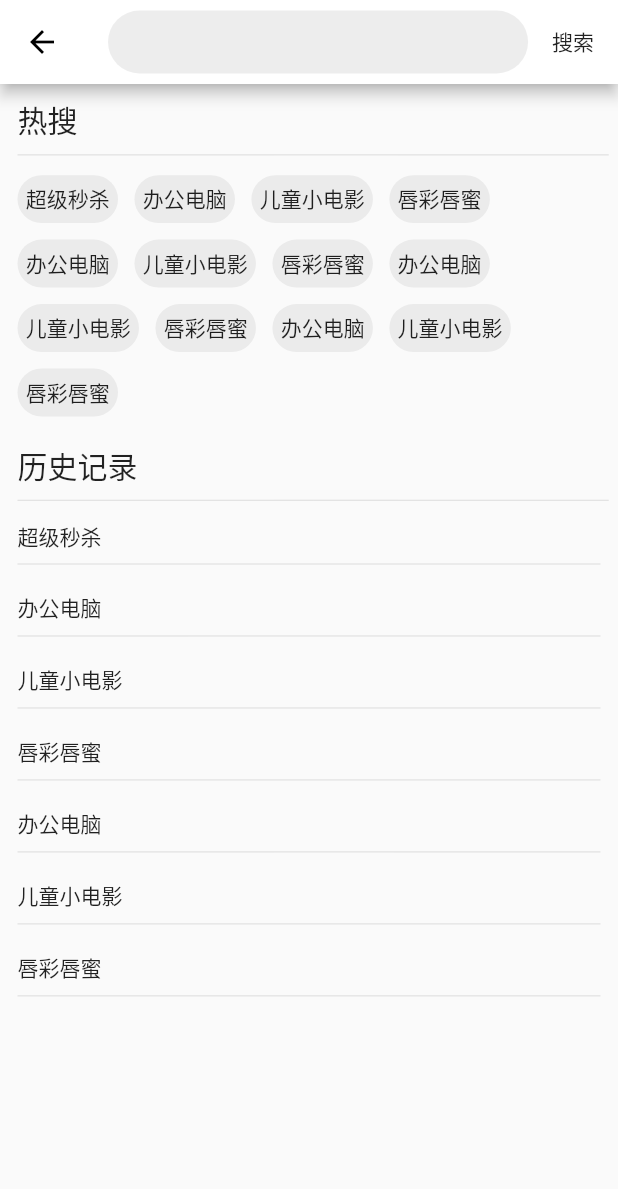
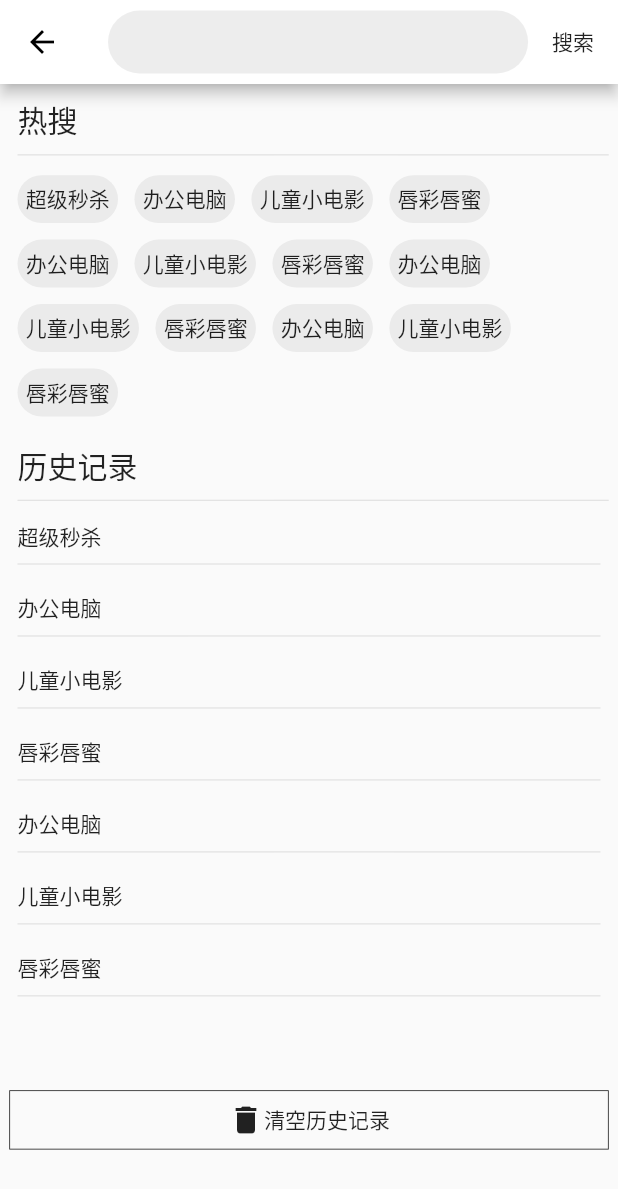
Before and after one commit to karson711/flutter_jdshop, a Flutter app: the SearchPage screen opened directly, after a tap on "搜索", on a phone screen of 412 x 824 dp. Shown: the top 1189 px of the screen. Run offline on Flutter 3.47's test engine with Material 2 defaults, Android fonts, the phone set to English and light mode, and no system bars; our stand-ins replace dio, flutter_screenutil, flutter_swiper; network calls fail; statements that could not run were skipped.

Commit message:
商品列表搜索功能完成

```diff
--- a/lib/pages/SearchPage.dart
+++ b/lib/pages/SearchPage.dart
@@ -34,6 +34,8 @@ class _SearchPageState extends State<SearchPage> {
     '唇彩唇蜜'
   ];
 
+  String _keyWords;
+
   Widget _topTitleWidget(context, title) {
     return Container(
       padding: EdgeInsets.only(left: ScreenAdapter.width(10)),
@@ -65,6 +67,38 @@ class _SearchPageState extends State<SearchPage> {
     );
   }
 
+  //历史记录
+  Widget _historyRecordWidget() {
+    return Container(
+      child: Column(
+        children: this._historyList.map((value) {
+          return Container(
+            padding: EdgeInsets.all(ScreenAdapter.width(10)),
+            child: Column(
+              crossAxisAlignment: CrossAxisAlignment.start,
+              children: <Widget>[Text('$value'), Divider()],
+            ),
+          );
+        }).toList(),
+      ),
+    );
+  }
+
+  //icon和文字组成的按钮
+  Widget _iconTitleWidget(Icon icon, String title) {
+    return Container(
+      padding: EdgeInsets.fromLTRB(20, 0, 20, 0),
+      height: ScreenAdapter.height(64),
+      decoration: BoxDecoration(
+          border:
+              Border.all(color: Colors.black87, width: ScreenAdapter.width(1))),
+      child: Row(
+        mainAxisAlignment: MainAxisAlignment.center,
+        children: <Widget>[icon, Text('$title')],
+      ),
+    );
+  }
+
   @override
   Widget build(BuildContext context) {
     ScreenAdapter.init(context);
@@ -79,6 +113,9 @@ class _SearchPageState extends State<SearchPage> {
               color: Color.fromRGBO(233, 233, 233, 0.8)),
           child: TextField(
             autofocus: false,
+            onChanged: (value) {
+              this._keyWords = value;
+            },
             decoration: InputDecoration(
                 border: OutlineInputBorder(
                     borderSide: BorderSide.none,
@@ -94,7 +131,14 @@ class _SearchPageState extends State<SearchPage> {
                 children: <Widget>[Text('搜索')],
               ),
             ),
-            onTap: () {},
+            onTap: () {
+              if (this._keyWords != null) {
+                Navigator.pushReplacementNamed(context, '/productList',
+                    arguments: {"keyWords": this._keyWords});
+              }else{
+                print('请输入要搜索的内容');
+              }
+            },
           )
         ],
       ),
@@ -107,18 +151,13 @@ class _SearchPageState extends State<SearchPage> {
             this._hotSearchWidget(),
             SizedBox(height: ScreenAdapter.height(20)),
             this._topTitleWidget(context, '历史记录'),
-            Container(
-              child: Column(
-                children: this._historyList.map((value) {
-                  return Container(
-                    padding: EdgeInsets.all(ScreenAdapter.width(10)),
-                    child: Column(
-                      crossAxisAlignment: CrossAxisAlignment.start,
-                      children: <Widget>[Text('$value'), Divider()],
-                    ),
-                  );
-                }).toList(),
-              ),
+            this._historyRecordWidget(),
+            SizedBox(height: ScreenAdapter.height(80)),
+            InkWell(
+              child: this._iconTitleWidget(Icon(Icons.delete), '清空历史记录'),
+              onTap: () {
+                print('清空历史记录');
+              },
             )
           ],
         ),
```
Also changed, not shown: lib/pages/ProductList.dart (+77 -13 lines), lib/widget/EmptyDataWidget.dart (added, +19 -0 lines), 27 other files.
